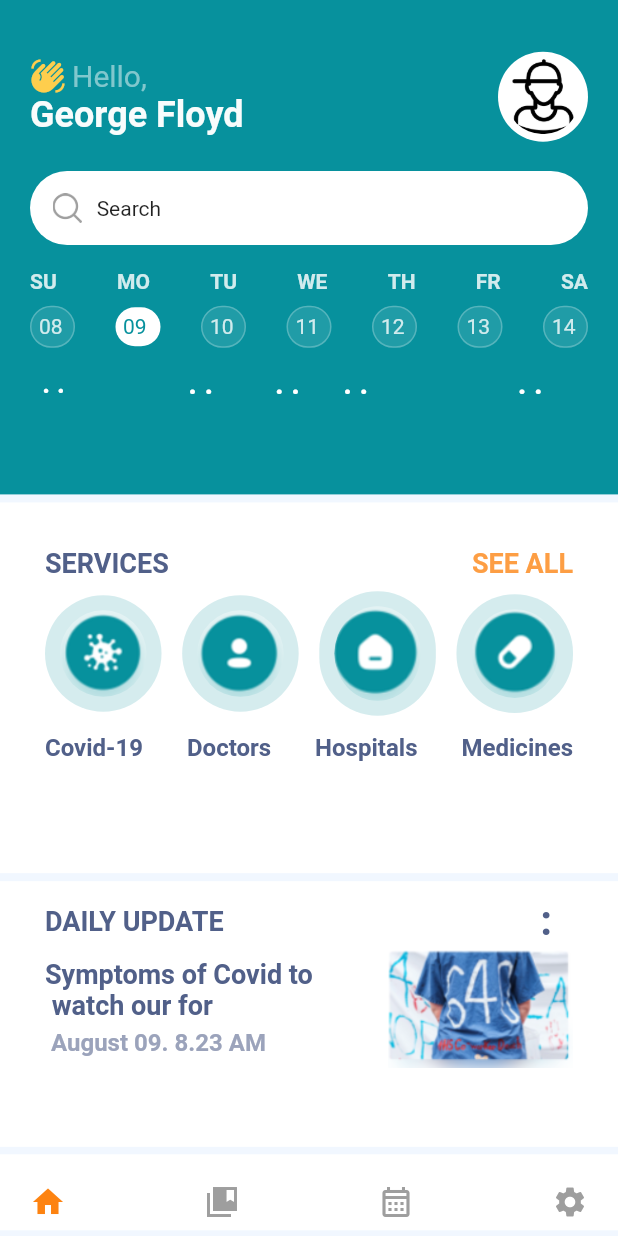
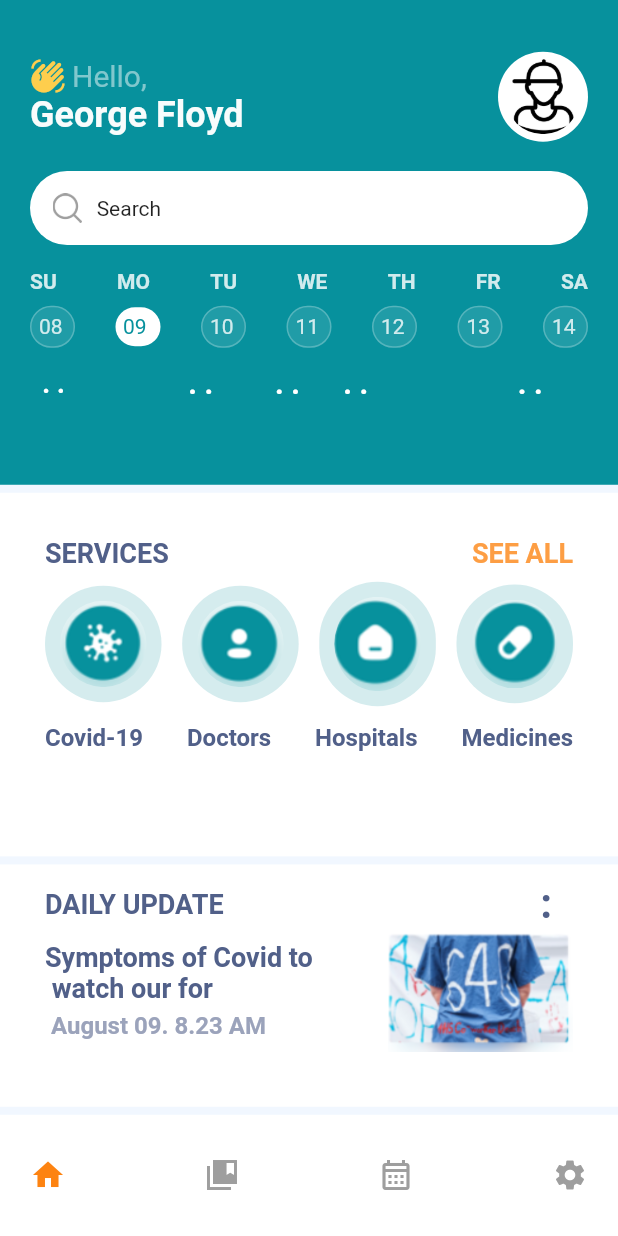
Before and after one commit to iqbalriiaz/Flutter-UI-Desings, a Flutter app: the screen it shows after launch, on a phone screen of 412 x 824 dp. Run offline on Flutter 3.47's test engine with Material 2 defaults, Android fonts, the phone set to English and light mode, and no system bars.

Commit message:
version 1.0

```diff
--- a/doctor_appointment_app/lib/home_page.dart
+++ b/doctor_appointment_app/lib/home_page.dart
@@ -14,24 +14,26 @@ class HomePage extends StatefulWidget {
 class _HomePageState extends State<HomePage> {
   @override
   Widget build(BuildContext context) {
-    return Scaffold(
+    return SafeArea(
+      child: Scaffold(
         body: Container(
             color: Color(0xffF1F7FF),
             child: Column(
               children: [
-              search_bar(),
+                Expanded(flex: 4, child: search_bar()),
                 SizedBox(height: MediaQuery.of(context).size.height * .0065),
-              services(),
+                Expanded(flex: 3, child: services()),
                 SizedBox(
                   height: MediaQuery.of(context).size.height * .0065,
                 ),
-              update(),
+                Expanded(flex: 2, child: update()),
                 SizedBox(
-                height: MediaQuery.of(context).size.height * .006,
+                  height: MediaQuery.of(context).size.height * .0065,
                 ),
-              NavBar()
+                Expanded(flex: 1, child: NavBar())
               ],
             )),
+      ),
     );
   }
 }
--- a/doctor_appointment_app/lib/search_bar.dart
+++ b/doctor_appointment_app/lib/search_bar.dart
@@ -11,7 +11,7 @@ class _search_barState extends State<search_bar> {
   @override
   Widget build(BuildContext context) {
     return Container(
-      height: MediaQuery.of(context).size.height * .40,
+      height: MediaQuery.of(context).size.height * .35,
       padding: EdgeInsets.symmetric(vertical: 15, horizontal: 20),
       color: Color(0xff07919D),
       child: Column(
--- a/doctor_appointment_app/lib/services.dart
+++ b/doctor_appointment_app/lib/services.dart
@@ -12,7 +12,6 @@ class _servicesState extends State<services> {
   @override
   Widget build(BuildContext context) {
     return Container(
-      height: MediaQuery.of(context).size.height * .2999,
       color: Color(0xffFFFFFF),
       padding: EdgeInsets.all(30),
       child: Column(
```
Lines whose indentation alone changed are shown as unchanged.
